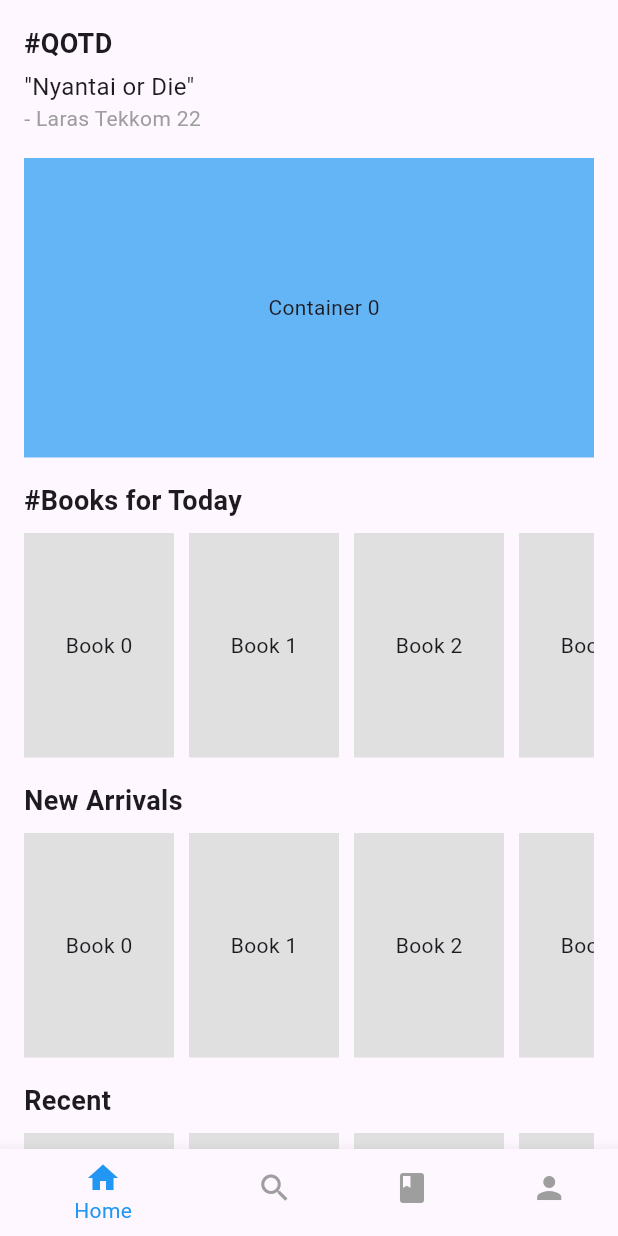
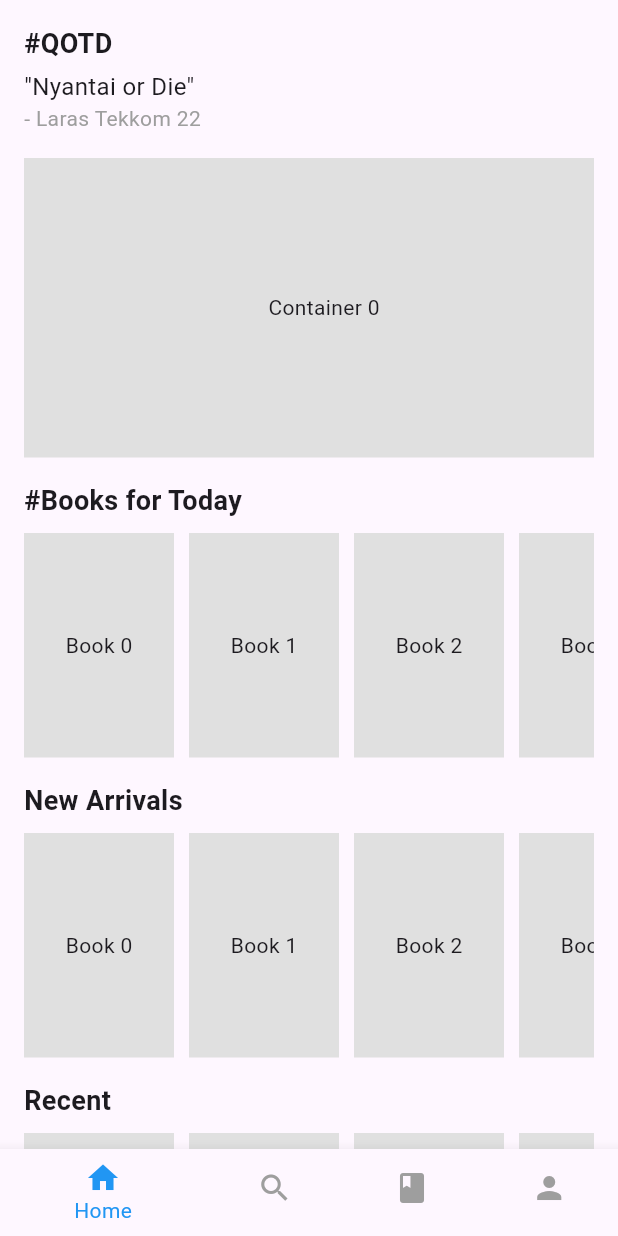
Before and after one commit to laras007/MOPROG, a Flutter app: the screen it shows after launch, on a phone screen of 412 x 824 dp. Run offline on Flutter 3.47's test engine with Material 3 defaults, Android fonts, the phone set to English and light mode, and no system bars.

Commit message:
test ubah warna lagi

```diff
--- a/gebooks/gebooks/lib/homepage.dart
+++ b/gebooks/gebooks/lib/homepage.dart
@@ -58,7 +58,7 @@ class _HomepageState extends State<Homepage> {
                 return Container(
                   width: 400,
                   margin: const EdgeInsets.only(right: 25),
-                  color: Colors.blue[300],
+                  color: Colors.grey[300],
                   child: Center(child: Text("Container $index")),
                 );
               },
```
